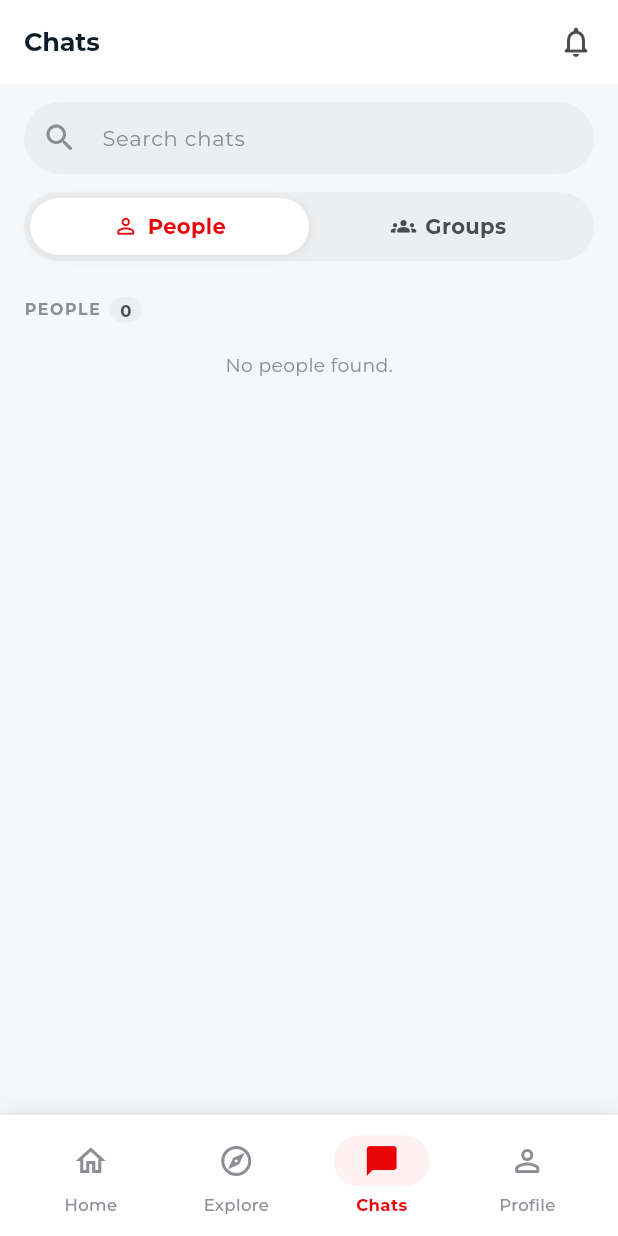
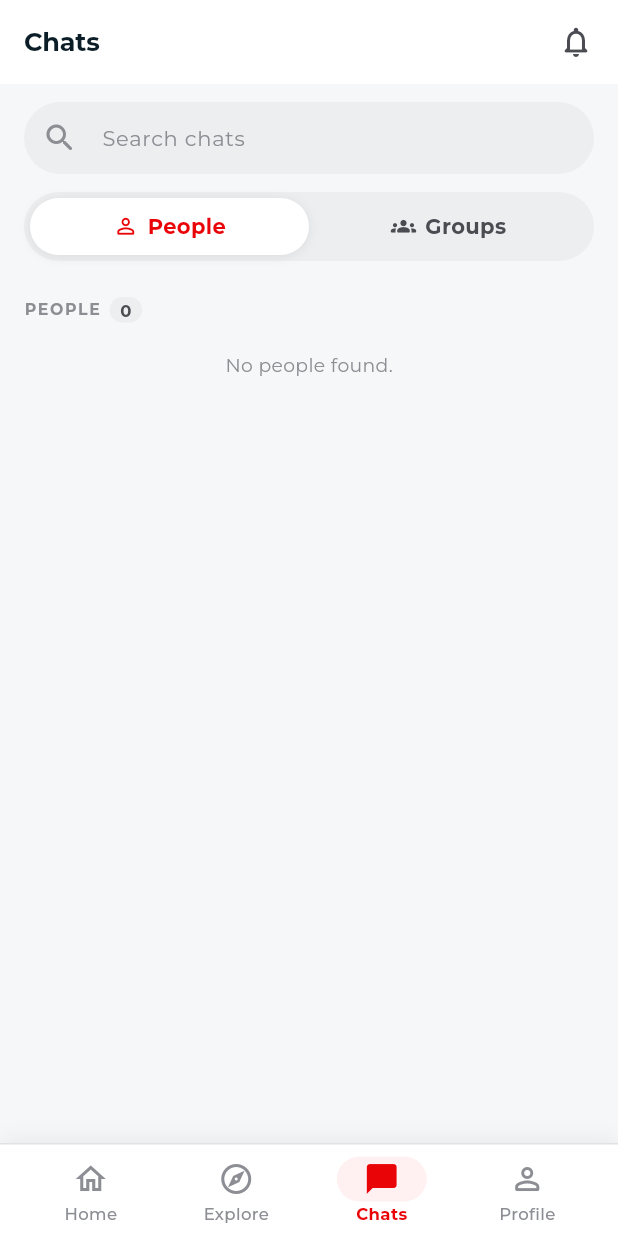
Before and after one commit to naparamon5-spec/ardent-community-app, a Flutter app: the AppShell screen opened directly, item 3 of the bottom bar chosen, on a phone screen of 412 x 824 dp. Run offline on Flutter 3.47's test engine with Material 3 defaults, Android fonts, the phone set to English and light mode, and no system bars; our stand-ins replace flutter_dotenv, flutter_secure_storage, google_fonts, image_picker, socket_io_client; accounts and stored records are empty; network calls fail.

Commit message:
feat: Adjust padding and spacing in bottom navigation and navigation items for improved layout

```diff
--- a/lib/main.dart
+++ b/lib/main.dart
@@ -306,7 +306,7 @@ class _ArdentBottomNav extends StatelessWidget {
         top: false,
         child: Padding(
           padding: const EdgeInsets.symmetric(
-              horizontal: ArdentSpacing.s3, vertical: ArdentSpacing.s2),
+              horizontal: ArdentSpacing.s3, vertical: 4),
           child: Row(
             children: [
               for (int i = 0; i < tabs.length; i++)
@@ -400,14 +400,14 @@ class _NavItem extends StatelessWidget {
       onTap: onTap,
       borderRadius: BorderRadius.circular(ArdentRadii.pill),
       child: Padding(
-        padding: const EdgeInsets.symmetric(vertical: 6),
+        padding: const EdgeInsets.symmetric(vertical: 4),
         child: Column(
           mainAxisSize: MainAxisSize.min,
           children: [
             AnimatedContainer(
               duration: const Duration(milliseconds: 200),
               curve: Curves.easeOut,
-              padding: const EdgeInsets.symmetric(horizontal: 20, vertical: 5),
+              padding: const EdgeInsets.symmetric(horizontal: 18, vertical: 3),
               decoration: BoxDecoration(
                 color: active ? ArdentColors.accentSoft : Colors.transparent,
                 borderRadius: BorderRadius.circular(ArdentRadii.pill),
@@ -415,7 +415,7 @@ class _NavItem extends StatelessWidget {
               child: Icon(active ? tab.activeIcon : tab.icon,
                   size: 24, color: color),
             ),
-            const SizedBox(height: 4),
+            const SizedBox(height: 2),
             Text(
               tab.title,
               maxLines: 1,
@@ -424,6 +424,7 @@ class _NavItem extends StatelessWidget {
                 fontSize: 11,
                 fontWeight: active ? FontWeight.w700 : FontWeight.w500,
                 color: color,
+                height: 1.15,
               ),
             ),
           ],
```
